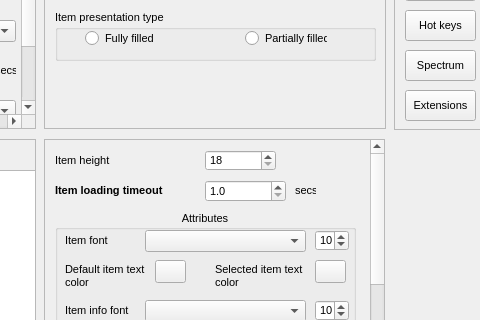
Above: dialogs/settings_dialog.ui from jeyboy/playo3 before the change; both pictures show x 306 to 786 and y 161 to 481 of the 1050 by 949 pixel window. Below: the same form after it.
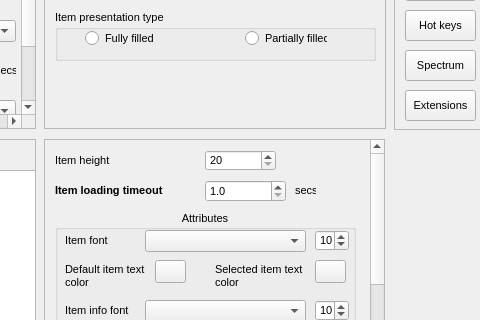
That is the form after the change.

The edit to the form file:
```diff
--- a/dialogs/settings_dialog.ui
+++ b/dialogs/settings_dialog.ui
@@ -283,10 +283,13 @@
       </rect>
      </property>
      <property name="minimum">
-      <number>18</number>
+      <number>20</number>
+     </property>
+     <property name="maximum">
+      <number>60</number>
      </property>
      <property name="value">
-      <number>18</number>
+      <number>20</number>
      </property>
     </widget>
     <widget class="QLabel" name="label_14">
```
Left out of the diff: 2 changed lines with no effect on the pictures.
